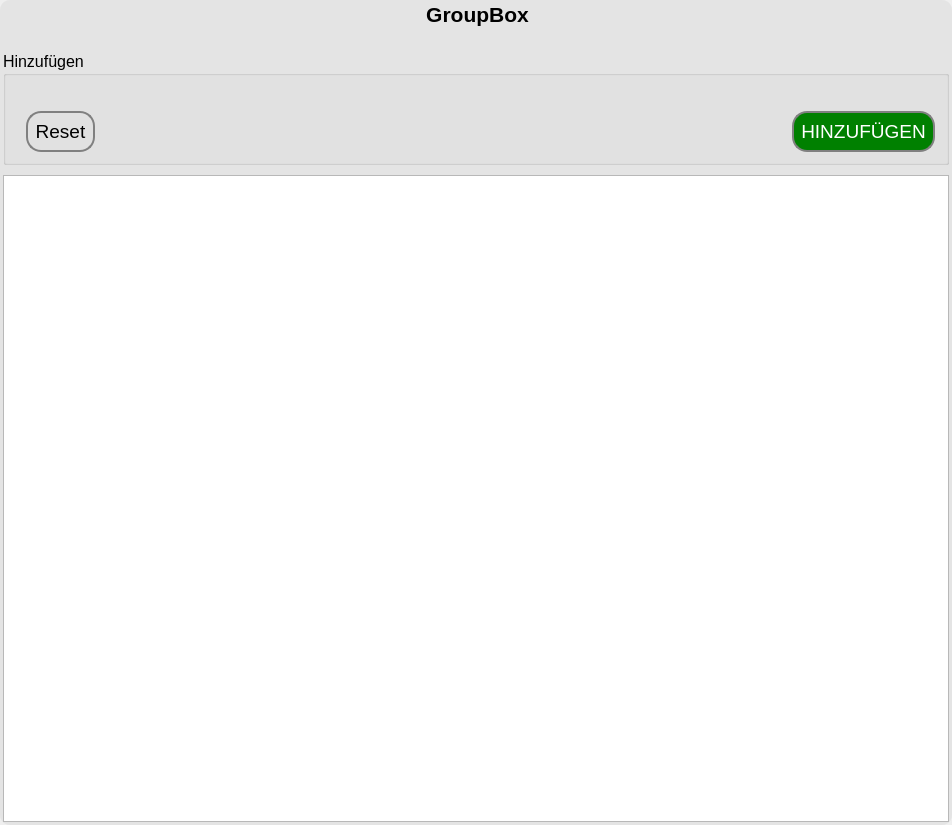
Old version of the form fim/gui/form/array_field.ui in the repository b-lack/qgis-fim-plugin.
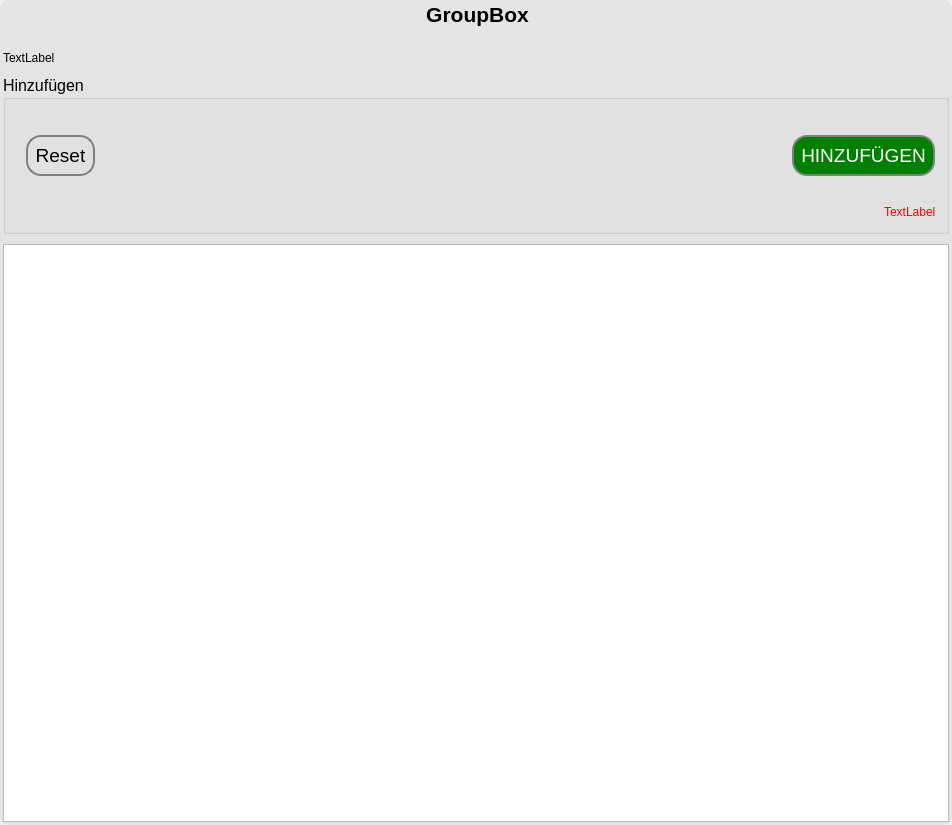
New version of the form. Custom widgets are drawn as their Qt base class.

Commit message: resolve unique array

```diff
--- a/fim/gui/form/array_field.ui
+++ b/fim/gui/form/array_field.ui
@@ -81,6 +81,13 @@
           <property name="topMargin">
            <number>20</number>
           </property>
+          <item>
+           <widget class="QLabel" name="lfb_array_error_msg">
+            <property name="text">
+             <string>TextLabel</string>
+            </property>
+           </widget>
+          </item>
           <item>
            <widget class="QgsCollapsibleGroupBox" name="lfbArrayFormGroup">
             <property name="font">
@@ -89,7 +96,7 @@
              </font>
             </property>
             <property name="styleSheet">
-             <string notr="true"/>
+             <string notr="true">QgsCollapsibleGroupBoxBasic::title, QgsCollapsibleGroupBox::title {  subcontrol-origin: margin;  subcontrol-position: top left;  margin-left: 20px;  margin-right: 5px;  left: 0px;  top: 1px;}QgsCollapsibleGroupBoxBasic::title, QgsCollapsibleGroupBox::title {  subcontrol-origin: margin;  subcontrol-position: top left;  margin-left: 20px;  margin-right: 5px;  left: 0px;  top: 1px;}</string>
             </property>
             <property name="title">
              <string>Hinzufügen</string>
@@ -197,6 +204,48 @@
                </item>
               </layout>
              </item>
+             <item row="0" column="0">
+              <layout class="QGridLayout" name="lfbArrayInput">
+               <property name="topMargin">
+                <number>25</number>
+               </property>
+              </layout>
+             </item>
+             <item row="2" column="0">
+              <widget class="QWidget" name="lfb_array_error_2" native="true">
+               <property name="enabled">
+                <bool>true</bool>
+               </property>
+               <layout class="QHBoxLayout" name="lfb_array_error">
+                <property name="topMargin">
+                 <number>10</number>
+                </property>
+                <item>
+                 <spacer name="horizontalSpacer_2">
+                  <property name="orientation">
+                   <enum>Qt::Horizontal</enum>
+                  </property>
+                  <property name="sizeHint" stdset="0">
+                   <size>
+                    <width>40</width>
+                    <height>20</height>
+                   </size>
+                  </property>
+                 </spacer>
+                </item>
+                <item>
+                 <widget class="QLabel" name="lfb_array_error_label">
+                  <property name="styleSheet">
+                   <string notr="true">color:#ff0000;</string>
+                  </property>
+                  <property name="text">
+                   <string>TextLabel</string>
+                  </property>
+                 </widget>
+                </item>
+               </layout>
+              </widget>
+             </item>
             </layout>
            </widget>
           </item>
```
Left out of the diff: 7 changed lines with no effect on the pictures. The commit also changes 7 other files.
